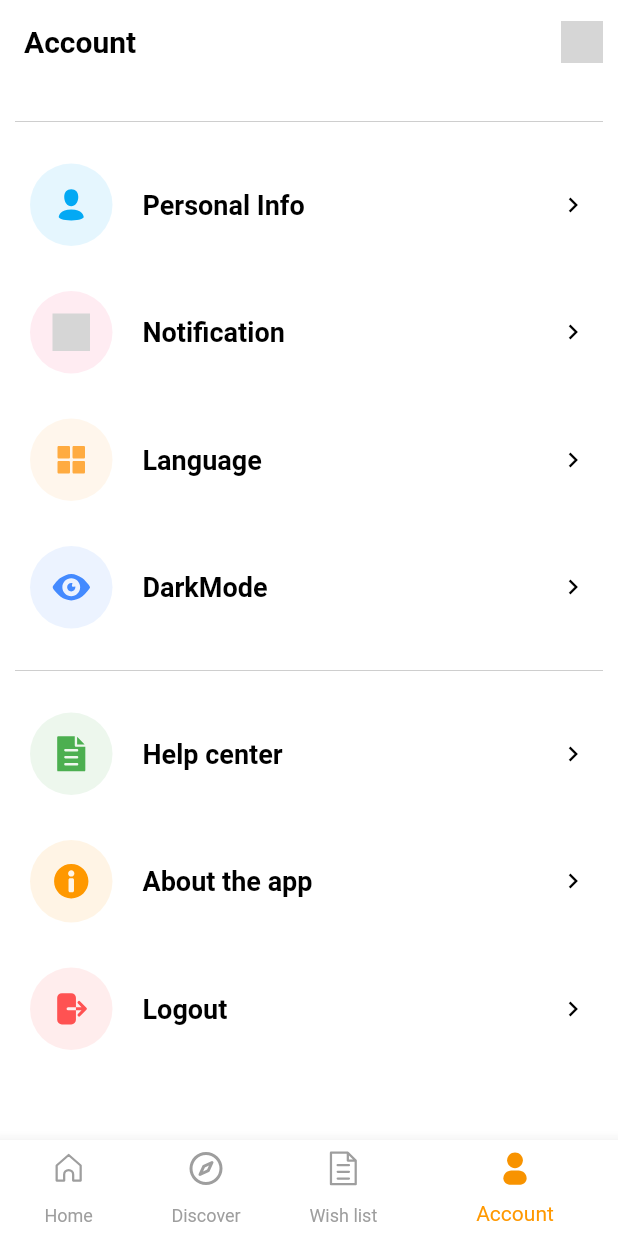
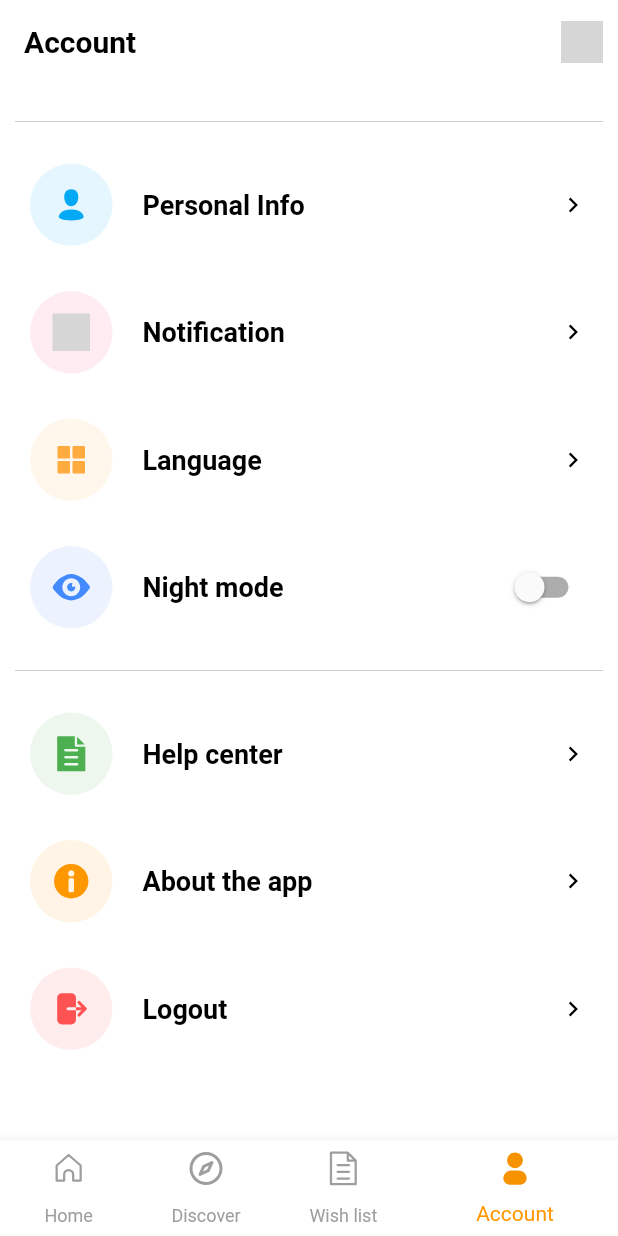
Before and after one commit to laitooo/bibliotheque, a Flutter app: the screen it shows after launch, item 4 of the bottom bar chosen, scrolled down 194 dp, on a phone screen of 412 x 824 dp. Run offline on Flutter 3.47's test engine with Material 2 defaults, Android fonts, the phone set to English and light mode, and no system bars; our stand-ins replace bloc, country_picker, flutter_bloc, flutter_rating_bar, flutter_svg, freezed_annotation and 4 more; generated files the repository leaves out were written again; network calls fail; grey boxes are pictures that could not be loaded.

Commit message:
finished adding night mode

```diff
--- a/lib/ui/screens/settings/account_settings_screen.dart
+++ b/lib/ui/screens/settings/account_settings_screen.dart
@@ -9,6 +9,7 @@ import 'package:bibliotheque/ui/screens/settings/notification_preferences_screen
 import 'package:bibliotheque/ui/screens/settings/payment_methods_screen.dart';
 import 'package:bibliotheque/ui/screens/settings/user_profile_screen.dart';
 import 'package:bibliotheque/utils/generator.dart';
+import 'package:bibliotheque/utils/preferences.dart';
 import 'package:flutter/material.dart';
 import 'package:flutter_bloc/flutter_bloc.dart';
 
@@ -138,13 +139,43 @@ class AccountSettingsScreen extends StatelessWidget {
             newScreen: const ChangeLanguagePage(),
           ),
           const SizedBox(height: 20),
-          // TODO:: do night mode
-          _settingsItem(
-            context,
-            "DarkMode",
-            "dark_mode.svg",
-            Colors.blueAccent,
-            newScreen: const ChangeLanguagePage(),
+          Padding(
+            padding: const EdgeInsets.symmetric(horizontal: 10, vertical: 5),
+            child: Row(
+              children: [
+                Container(
+                  padding: const EdgeInsets.all(15),
+                  decoration: BoxDecoration(
+                    borderRadius: BorderRadius.circular(30),
+                    color: Colors.blueAccent.withOpacity(0.1),
+                  ),
+                  child: const Svg(
+                    "dark_mode.svg",
+                    size: 25,
+                    color: Colors.blueAccent,
+                  ),
+                ),
+                const SizedBox(width: 20),
+                Center(
+                  child: Text(
+                    "Night mode",
+                    style: TextStyle(
+                      fontSize: 18,
+                      fontWeight: FontWeight.w700,
+                      color: context.theme.textColor1,
+                    ),
+                  ),
+                ),
+                const Spacer(),
+                Switch(
+                  activeColor: context.theme.activeColor,
+                  value: prefs.isNightMode() ?? false,
+                  onChanged: (newVal) {
+                    BlocProvider.of<ThemeBloc>(context).add(LoadTheme(true));
+                  },
+                ),
+              ],
+            ),
           ),
           const SizedBox(height: 15),
           Divider(
```
Also changed, not shown: 1 other file.
